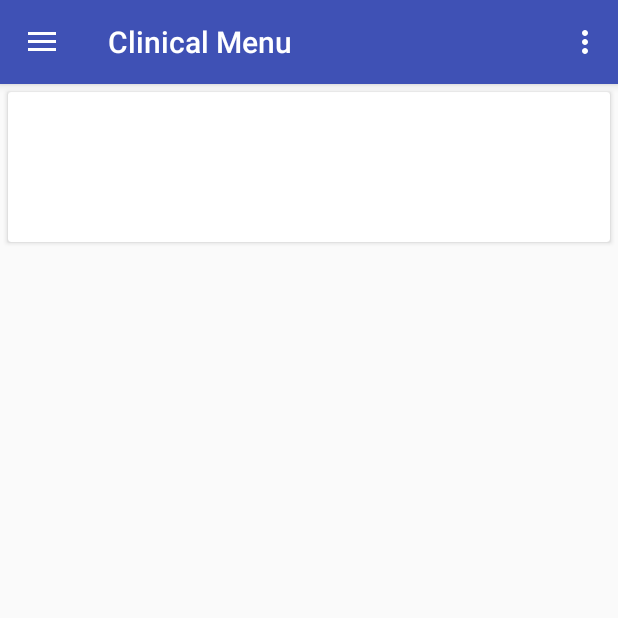
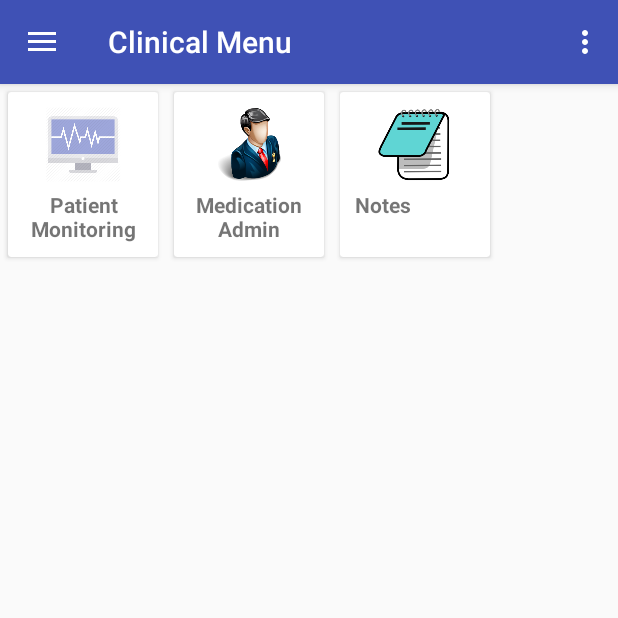
Before and after one commit to MughalMirza/Patient_Monitoring_System, an Android app: the screen it shows after launch (MainActivity), in the side drawer, after a tap on "Clinical Menu", on a phone screen of 412 x 824 dp, the top half of it. Run offline under Robolectric (Android 15) with nearby library versions, the phone set to English and light mode, and no system bars.

Commit message:
animations and new fragments created

```diff
--- a/app/src/main/res/layout/clinical_menu.xml
+++ b/app/src/main/res/layout/clinical_menu.xml
@@ -1,38 +1,116 @@
 <?xml version="1.0" encoding="utf-8"?>
-<LinearLayout xmlns:android="http://schemas.android.com/apk/res/android"
+<ScrollView xmlns:android="http://schemas.android.com/apk/res/android"
+    android:layout_width="fill_parent"
+    android:layout_height="fill_parent"
     xmlns:card_view="http://schemas.android.com/apk/res-auto"
-    android:layout_width="match_parent"
-    android:layout_height="wrap_content"
+    android:fillViewport="true"
     android:orientation="vertical">
 
+    <GridLayout
+        xmlns:android="http://schemas.android.com/apk/res/android"
+        android:layout_width="match_parent"
+        android:layout_height="wrap_content"
+        android:columnCount="3">
+
     <android.support.v7.widget.CardView
-        android:id="@+id/card_view"
-        android:layout_width="fill_parent"
-        android:layout_height="100dp"
-        android:layout_gravity="center"
+        android:id="@+id/card_view1"
+        android:layout_width="wrap_content"
+        android:layout_height="110dp"
         android:layout_margin="5dp"
         card_view:cardCornerRadius="2dp"
         card_view:contentPadding="10dp">
 
         <RelativeLayout
-            android:layout_width="fill_parent"
-            android:layout_height="fill_parent">
+            android:layout_width="80dp"
+            android:layout_height="wrap_content">
+
+            <android.support.v7.widget.AppCompatImageView
+                android:id="@+id/img"
+                android:src="@drawable/pm"
+                android:layout_width="wrap_content"
+                android:layout_height="50dp"
+                android:layout_alignParentTop="true" />
 
             <TextView
                 android:id="@+id/textView"
+                android:gravity="center"
+                android:layout_marginTop="5dp"
+                android:text="Patient Monitoring"
                 android:layout_width="wrap_content"
                 android:layout_height="wrap_content"
-                android:layout_alignParentTop="true"
+                android:layout_below="@+id/img"
                 android:textStyle="bold"/>
 
-            <TextView
-                android:id="@+id/textView2"
-                android:layout_width="wrap_content"
-                android:layout_height="wrap_content"
-                android:layout_below="@+id/textView"
-                android:layout_marginTop="10dp"/>
         </RelativeLayout>
     </android.support.v7.widget.CardView>
 
 
-</LinearLayout>
+        <android.support.v7.widget.CardView
+            android:id="@+id/card_view2"
+            android:layout_width="wrap_content"
+            android:layout_height="110dp"
+            android:layout_margin="5dp"
+            card_view:cardCornerRadius="2dp"
+            card_view:contentPadding="10dp">
+
+            <RelativeLayout
+                android:layout_width="80dp"
+                android:layout_height="wrap_content">
+
+                <android.support.v7.widget.AppCompatImageView
+                    android:id="@+id/img2"
+                    android:src="@drawable/admin_icon"
+                    android:layout_width="wrap_content"
+                    android:layout_height="50dp"
+                    android:layout_alignParentTop="true" />
+
+                <TextView
+                    android:id="@+id/textView2"
+                    android:gravity="center"
+                    android:layout_marginTop="5dp"
+                    android:text="Medication Admin"
+                    android:layout_width="wrap_content"
+                    android:layout_height="wrap_content"
+                    android:layout_below="@+id/img2"
+                    android:textStyle="bold"/>
+
+            </RelativeLayout>
+        </android.support.v7.widget.CardView>
+
+
+        <android.support.v7.widget.CardView
+            android:id="@+id/card_view3"
+            android:layout_width="wrap_content"
+            android:layout_height="110dp"
+            android:layout_margin="5dp"
+            card_view:cardCornerRadius="2dp"
+            card_view:contentPadding="10dp">
+
+            <RelativeLayout
+                android:layout_width="80dp"
+                android:layout_height="wrap_content">
+
+                <android.support.v7.widget.AppCompatImageView
+                    android:id="@+id/img3"
+                    android:src="@drawable/notepad"
+                    android:layout_width="wrap_content"
+                    android:layout_height="50dp"
+                    android:layout_alignParentTop="true" />
+
+                <TextView
+                    android:id="@+id/textView3"
+                    android:gravity="center"
+                    android:layout_marginTop="5dp"
+                    android:text="Notes"
+                    android:layout_width="wrap_content"
+                    android:layout_height="wrap_content"
+                    android:layout_below="@+id/img3"
+                    android:textStyle="bold"/>
+
+            </RelativeLayout>
+        </android.support.v7.widget.CardView>
+
+
+
+</GridLayout>
+    </ScrollView>
```
Also changed, not shown: app/src/main/res/drawable/admin_icon.png (added), app/src/main/res/drawable/notepad.png (added), app/src/main/res/drawable/pm.png (added).
